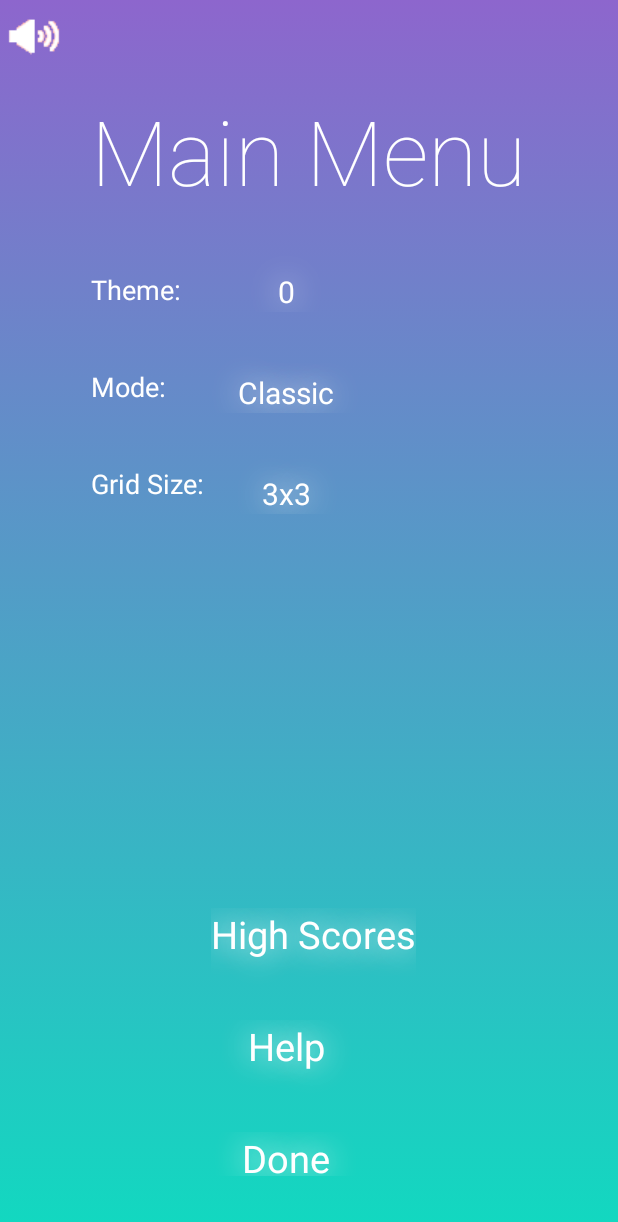
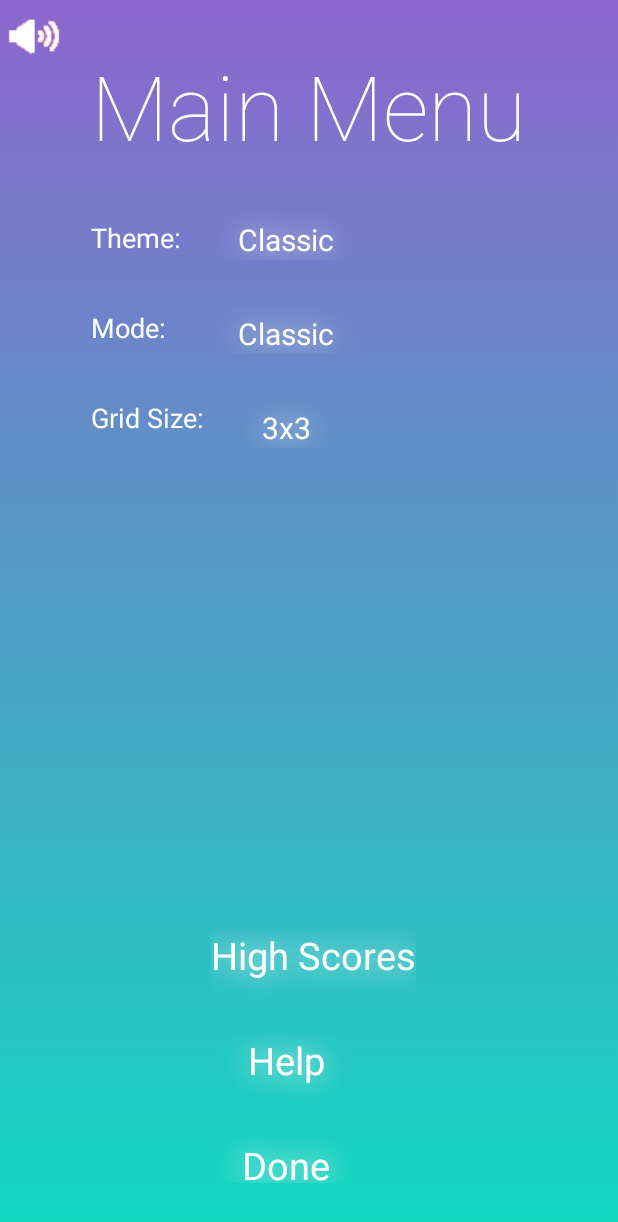
Before and after one commit to DaveDe/SumRun, an Android app: the screen it shows after launch (Menu), after a tap on "Menu", on a phone screen of 412 x 824 dp. Shown: the top 1222 px of the screen. Run offline under Robolectric (Android 15) with nearby library versions, the phone set to English and light mode, and no system bars; our stand-ins replace AdMob.

Commit message:
fitted for different devices

```diff
--- a/app/src/main/java/add/on/dave/sumrun/GameView.java
+++ b/app/src/main/java/add/on/dave/sumrun/GameView.java
@@ -46,6 +46,7 @@ public class GameView extends Activity {
     private boolean[] leftRange;
     private boolean gameOver;
     private boolean restore;
+    private boolean firstTime;
     private int level;
     private int totalScore;
     private int time;
@@ -73,7 +74,6 @@ public class GameView extends Activity {
     private TextView displayTime;
     private TextView goal;
     private TextView displayMode;
-    //private Button help;
     private Button menuButton;
 
     private CountDownTimer countDown;
@@ -180,13 +180,20 @@ public class GameView extends Activity {
         StaticMethods.changeTheme(rl,getBaseContext());
 
         gameOver = settings.getBoolean("gameOver",false);
-        if(!gameOver){
+        firstTime = settings.getBoolean("firstTime",true);
+
+        if(!gameOver && !firstTime){
             restore = true;
         }else{
             restore = false;
         }
 
         gameOver = false;
+        if(firstTime){
+            editor.putBoolean("firstTime",false);
+            editor.putBoolean("restore",false);
+            editor.commit();
+        }
 
         //restore values if returning to game
 
--- a/app/src/main/java/add/on/dave/sumrun/Menu.java
+++ b/app/src/main/java/add/on/dave/sumrun/Menu.java
@@ -50,6 +50,9 @@ public class Menu extends Activity {
         try{
             theme = StaticMethods.readFirstLine("theme.txt",getBaseContext());
         }catch(IOException e){}
+        if(theme.equals("0")){
+            theme = "Classic";
+        }
         settings = getSharedPreferences(GameView.PREFS_NAME_GAME, 0);
         String mode = settings.getString("mode","Classic");
         String gridSize = settings.getString("gridSize","3x3");
--- a/app/src/main/res/layout/game_over.xml
+++ b/app/src/main/res/layout/game_over.xml
@@ -11,12 +11,12 @@
         android:textAppearance="?android:attr/textAppearanceLarge"
         android:text="Game Over"
         android:fontFamily="sans-serif-thin"
-        android:textSize="60dp"
+        android:textSize="60sp"
         android:textColor="@color/white"
         android:id="@+id/textView"
         android:layout_alignParentTop="true"
         android:layout_centerHorizontal="true"
-        android:paddingTop="60dp"/>
+        android:paddingTop="@dimen/title_padding"/>
 
     <TextView
         android:layout_width="match_parent"
--- a/app/src/main/res/layout/game_view_3x3.xml
+++ b/app/src/main/res/layout/game_view_3x3.xml
@@ -93,7 +93,7 @@
 
         android:rowCount="3"
         android:columnCount="3"
-        android:paddingLeft="@dimen/grid_padding_left"
+        android:paddingLeft="@dimen/grid_padding_left_3"
 
         android:layout_centerVertical="true"
         android:layout_alignParentLeft="true"
--- a/app/src/main/res/layout/game_view_4x4.xml
+++ b/app/src/main/res/layout/game_view_4x4.xml
@@ -93,7 +93,7 @@
 
         android:rowCount="4"
         android:columnCount="4"
-        android:paddingLeft="@dimen/grid_padding_left"
+        android:paddingLeft="@dimen/grid_padding_left_4"
 
         android:layout_centerVertical="true"
         android:layout_alignParentLeft="true"
--- a/app/src/main/res/layout/grid_size.xml
+++ b/app/src/main/res/layout/grid_size.xml
@@ -15,7 +15,7 @@
         android:id="@+id/grid_size_title"
         android:layout_alignParentTop="true"
         android:layout_centerHorizontal="true"
-        android:paddingTop="60dp"/>
+        android:paddingTop="@dimen/title_padding"/>
 
     <TextView
         android:layout_width="wrap_content"
--- a/app/src/main/res/layout/high_scores.xml
+++ b/app/src/main/res/layout/high_scores.xml
@@ -10,12 +10,12 @@
         android:textAppearance="?android:attr/textAppearanceLarge"
         android:text="Highscores"
         android:fontFamily="sans-serif-thin"
-        android:textSize="60dp"
+        android:textSize="60sp"
         android:textColor="@color/white"
         android:id="@+id/highScores_label"
         android:layout_alignParentTop="true"
         android:layout_centerHorizontal="true"
-        android:paddingTop="60dp"/>
+        android:paddingTop="@dimen/title_padding"/>
 
     <TextView
         android:layout_width="wrap_content"
--- a/app/src/main/res/layout/menu.xml
+++ b/app/src/main/res/layout/menu.xml
@@ -10,12 +10,12 @@
         android:textAppearance="?android:attr/textAppearanceLarge"
         android:text="Main Menu"
         android:fontFamily="sans-serif-thin"
-        android:textSize="60dp"
+        android:textSize="60sp"
         android:textColor="@color/white"
         android:id="@+id/main_menu"
         android:layout_alignParentTop="true"
         android:layout_centerHorizontal="true"
-        android:paddingTop="60dp"/>
+        android:paddingTop="@dimen/title_padding"/>
 
     <TextView
         android:layout_width="wrap_content"
@@ -26,7 +26,7 @@
         android:textColor="@color/white"
         android:layout_below="@+id/main_menu"
         android:layout_alignLeft="@+id/main_menu"
-        android:paddingTop="40dp"/>
+        android:paddingTop="@dimen/menu_padding"/>
 
     <TextView
         android:layout_width="wrap_content"
@@ -37,7 +37,7 @@
         android:textColor="@color/white"
         android:layout_below="@+id/theme_label"
         android:layout_alignLeft="@+id/theme_label"
-        android:paddingTop="40dp"/>
+        android:paddingTop="@dimen/menu_padding"/>
 
     <TextView
         android:layout_width="wrap_content"
@@ -48,7 +48,7 @@
         android:textColor="@color/white"
         android:layout_below="@+id/mode_label"
         android:layout_alignLeft="@+id/mode_label"
-        android:paddingTop="40dp"/>
+        android:paddingTop="@dimen/menu_padding"/>
 
     <Button
         android:layout_width="wrap_content"
@@ -57,7 +57,7 @@
         android:layout_below="@+id/main_menu"
         android:layout_alignLeft="@+id/done"
         android:layout_alignStart="@+id/done"
-        android:paddingTop="40dp"
+        android:paddingTop="@dimen/menu_padding"
 
         android:textColor="#FFFFFF"
         android:textSize="20sp"
@@ -74,7 +74,7 @@
         android:layout_below="@+id/theme_button"
         android:layout_alignLeft="@+id/theme_button"
         android:layout_alignStart="@+id/theme_button"
-        android:paddingTop="40dp"
+        android:paddingTop="@dimen/menu_padding"
 
         android:textColor="#FFFFFF"
         android:textSize="20sp"
@@ -91,7 +91,7 @@
         android:layout_below="@+id/mode_button"
         android:layout_alignLeft="@+id/mode_button"
         android:layout_alignStart="@+id/mode_button"
-        android:paddingTop="40dp"
+        android:paddingTop="@dimen/menu_padding"
 
         android:textColor="#FFFFFF"
         android:textSize="20sp"
@@ -109,7 +109,7 @@
         android:layout_toRightOf="@+id/grid_size_label"
         android:layout_toEndOf="@+id/grid_size_label"
         android:layout_above="@+id/help"
-        android:paddingBottom="40dp"
+        android:paddingBottom="@dimen/menu_padding"
 
         android:textColor="#FFFFFF"
         android:textSize="25sp"
@@ -127,7 +127,7 @@
         android:layout_toRightOf="@+id/grid_size_label"
         android:layout_toEndOf="@+id/grid_size_label"
         android:layout_above="@+id/done"
-        android:paddingBottom="40dp"
+        android:paddingBottom="@dimen/menu_padding"
 
         android:textColor="#FFFFFF"
         android:textSize="25sp"
@@ -144,7 +144,7 @@
         android:layout_alignParentBottom="true"
         android:layout_toRightOf="@+id/grid_size_label"
         android:layout_toEndOf="@+id/grid_size_label"
-        android:layout_marginBottom="40dp"
+        android:layout_marginBottom="@dimen/menu_padding"
 
         android:textColor="#FFFFFF"
         android:textSize="25sp"
--- a/app/src/main/res/layout/themes.xml
+++ b/app/src/main/res/layout/themes.xml
@@ -10,12 +10,12 @@
         android:textAppearance="?android:attr/textAppearanceLarge"
         android:text="Themes"
         android:fontFamily="sans-serif-thin"
-        android:textSize="60dp"
+        android:textSize="60sp"
         android:textColor="@color/white"
         android:id="@+id/themes_title"
         android:layout_alignParentTop="true"
         android:layout_centerHorizontal="true"
-        android:paddingTop="60dp"/>
+        android:paddingTop="@dimen/title_padding"/>
 
     <TextView
         android:layout_width="wrap_content"
--- a/app/src/main/res/values-xxhdpi/dimens.xml
+++ b/app/src/main/res/values-xxhdpi/dimens.xml
@@ -1,12 +1,18 @@
 <?xml version="1.0" encoding="utf-8"?>
 <resources>
     <dimen name="box_size">60dp</dimen>
-    <dimen name="box_size_3">90dp</dimen>
+    <dimen name="box_size_3">95dp</dimen>
     <dimen name="box_size_4">75dp</dimen>
     <dimen name="grid_padding_top">50dp</dimen>
     <dimen name="grid_padding_left">10dp</dimen>
+    <dimen name="grid_padding_left_4">15dp</dimen>
+    <dimen name="grid_padding_left_3">25dp</dimen>
     <dimen name="score_padding">20dp</dimen>
     <dimen name="goal_padding">35dp</dimen>
     <dimen name="retry_padding">100dp</dimen>
     <dimen name="gameOver_info_padding_left">10dp</dimen>
+    <dimen name="title_padding">60dp</dimen>
+    <dimen name="menu_padding">40dp</dimen>
+    <dimen name="mode_padding_1">30dp</dimen>
+    <dimen name="mode_padding_2">20dp</dimen>
 </resources>
```
Also changed, not shown: app/src/main/res/layout/modes.xml (+9 -9 lines), app/src/main/res/values-hdpi/dimens.xml (+8 -2 lines), app/src/main/res/values-mdpi/dimens.xml (+8 -2 lines), app/src/main/res/values-sw420dp/dimens.xml (+8 -2 lines), app/src/main/res/values-xhdpi/dimens.xml (+8 -2 lines).
